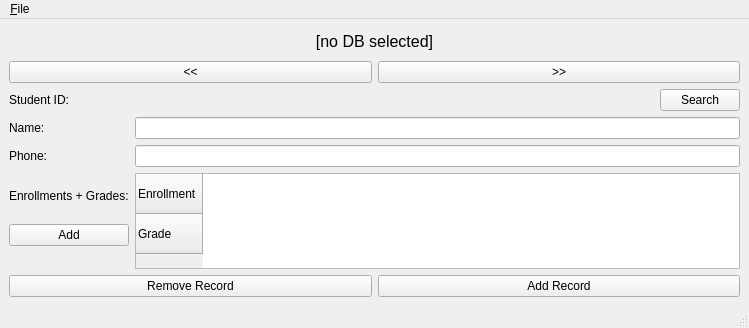
Above: Application/Tasks/04-srgui/src/mainwindow.ui from OhHeyItsJosh/COMP1000-CW2 before the change. Below: the same form after it.
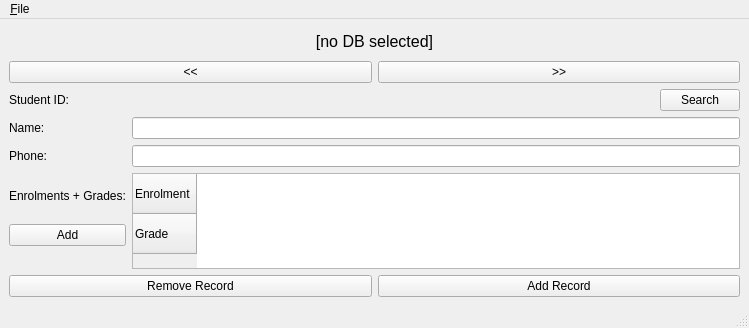
That is the form after the change.

Diff of the .ui file:
```diff
--- a/Application/Tasks/04-srgui/src/mainwindow.ui
+++ b/Application/Tasks/04-srgui/src/mainwindow.ui
@@ -91,7 +91,7 @@
         <item>
          <widget class="QLabel" name="lbl_eg">
           <property name="text">
-           <string>Enrollments + Grades:</string>
+           <string>Enrolments + Grades:</string>
           </property>
          </widget>
         </item>
@@ -129,7 +129,7 @@
         </attribute>
         <row>
          <property name="text">
-          <string>Enrollment</string>
+          <string>Enrolment</string>
          </property>
         </row>
         <row>
```
